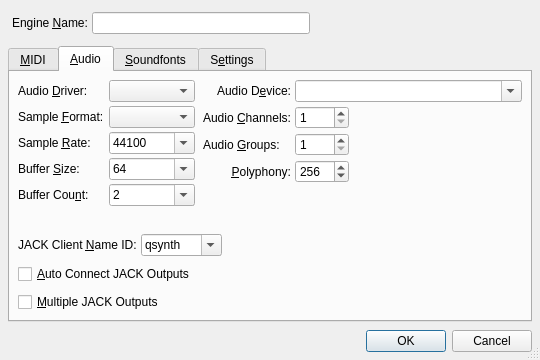
Old version of the form src/qsynthSetupForm.ui in the repository rncbc/qsynth.
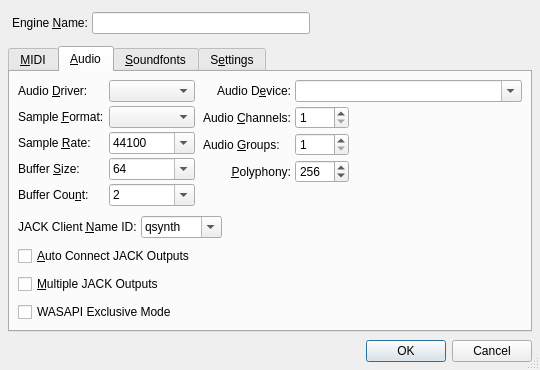
New version of the form. The open tabs and pages were chosen to show the change. Icons and pictures are not drawn.

Commit message: New Setup/Audio/WASAPI Exclusive Mode option added

```diff
--- a/src/qsynthSetupForm.ui
+++ b/src/qsynthSetupForm.ui
@@ -853,6 +853,13 @@
          </property>
         </spacer>
        </item>
+       <item row="6" column="0">
+        <widget class="QCheckBox" name="WasapiExclusiveCheckBox">
+         <property name="text">
+          <string>WASAPI Exclusive Mode</string>
+         </property>
+        </widget>
+       </item>
       </layout>
      </widget>
      <widget class="QWidget" name="SoundFontTabPage">
```
Left out of the diff: 1 changed line with no effect on the pictures. The commit also changes 5 other files.
